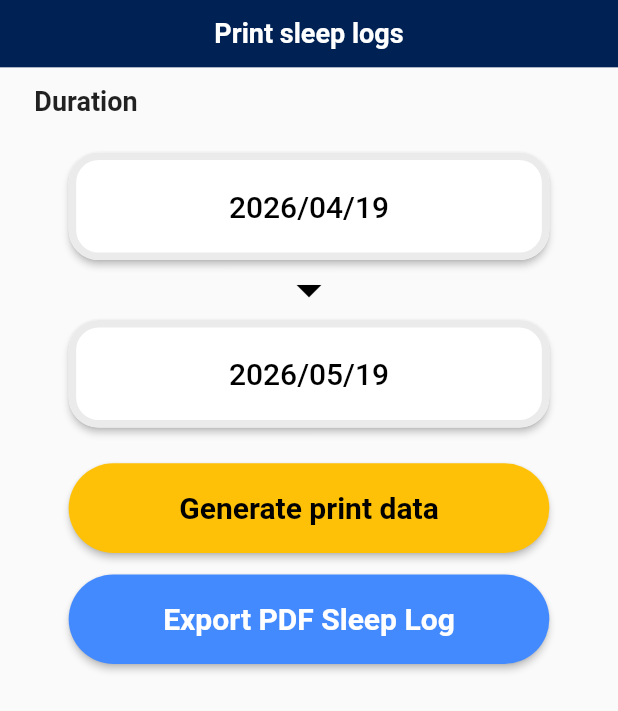
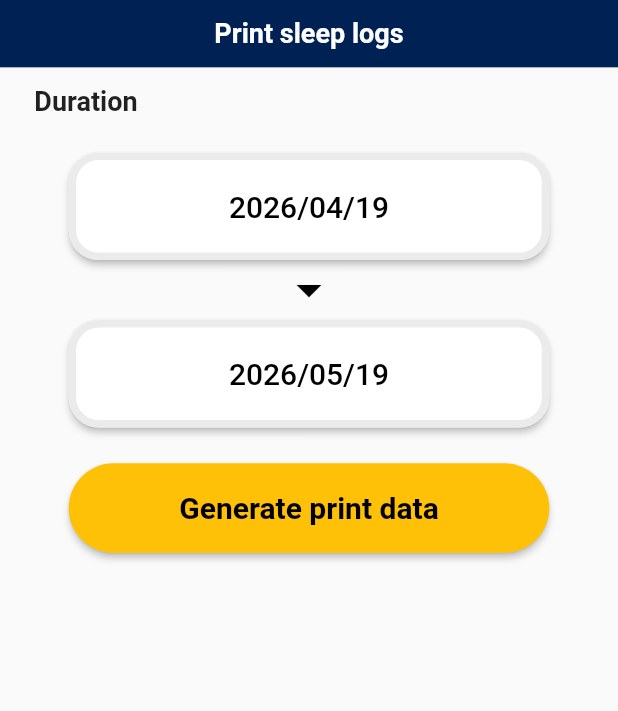
Before and after one commit to codeforjapan/Gussuri, a Flutter app: the Print screen opened directly, on a phone screen of 412 x 824 dp. Shown: the top 711 px of the screen. Run offline on Flutter 3.47's test engine with Material 3 defaults, Android fonts, the phone set to English and light mode, and no system bars; our stand-ins replace cloud_firestore, csv, device_info_plus, firebase_core, firebase_crashlytics, flutter_hooks and 6 more; accounts and stored records are empty; generated files the repository leaves out were written again.

Commit message:
chore: comment out PDF export button until format is finalized

```diff
--- a/lib/print.dart
+++ b/lib/print.dart
@@ -24,6 +24,7 @@ class _PrintState extends State<Print> {
   bool isGeneratingCsv = false;
   bool isGeneratingPdf = false;
   final _csvButtonKey = GlobalKey();
+  // ignore: unused_field
   final _pdfButtonKey = GlobalKey();
 
   Rect _buttonRect(GlobalKey key) {
@@ -237,30 +238,31 @@ class _PrintState extends State<Print> {
                 ),
               ),
             ),
-            Padding(
-              padding: EdgeInsets.only(top: 12.h),
-              child: ElevatedButton(
-                key: _pdfButtonKey,
-                style: ElevatedButton.styleFrom(
-                  backgroundColor: isGeneratingPdf ? Colors.grey : Colors.blueAccent,
-                  foregroundColor: Colors.white,
-                  minimumSize: Size(280.w, 50.h),
-                  shape: RoundedRectangleBorder(
-                    borderRadius: BorderRadius.circular(50),
-                  ),
-                ),
-                onPressed: isGeneratingPdf
-                    ? null
-                    : () => savePDF(
-                          localizations.csvGenerationFailed,
-                          shareOrigin: _buttonRect(_pdfButtonKey),
-                        ),
-                child: Text(
-                  localizations.printExportPdf,
-                  style: const TextStyle(fontSize: 20, fontWeight: FontWeight.bold),
-                ),
-              ),
-            )
+            // TODO: PDF export button — re-enable once PDF format is finalized
+            // Padding(
+            //   padding: EdgeInsets.only(top: 12.h),
+            //   child: ElevatedButton(
+            //     key: _pdfButtonKey,
+            //     style: ElevatedButton.styleFrom(
+            //       backgroundColor: isGeneratingPdf ? Colors.grey : Colors.blueAccent,
+            //       foregroundColor: Colors.white,
+            //       minimumSize: Size(280.w, 50.h),
+            //       shape: RoundedRectangleBorder(
+            //         borderRadius: BorderRadius.circular(50),
+            //       ),
+            //     ),
+            //     onPressed: isGeneratingPdf
+            //         ? null
+            //         : () => savePDF(
+            //               localizations.csvGenerationFailed,
+            //               shareOrigin: _buttonRect(_pdfButtonKey),
+            //             ),
+            //     child: Text(
+            //       localizations.printExportPdf,
+            //       style: const TextStyle(fontSize: 20, fontWeight: FontWeight.bold),
+            //     ),
+            //   ),
+            // )
           ],
         )
       ],
```
